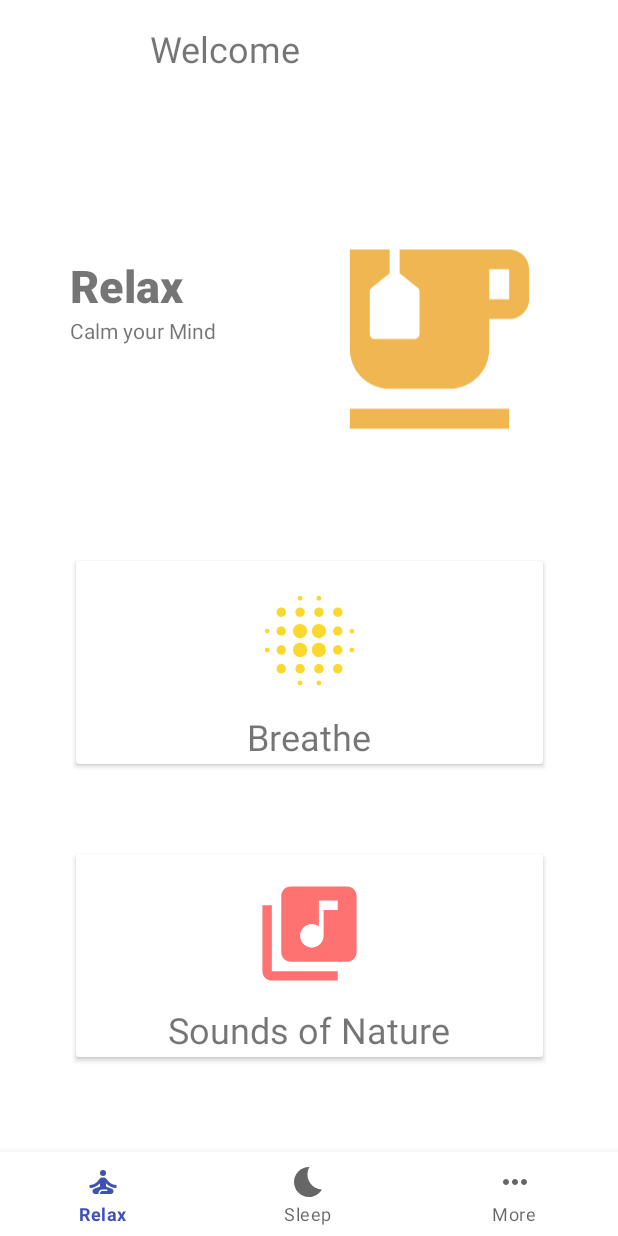
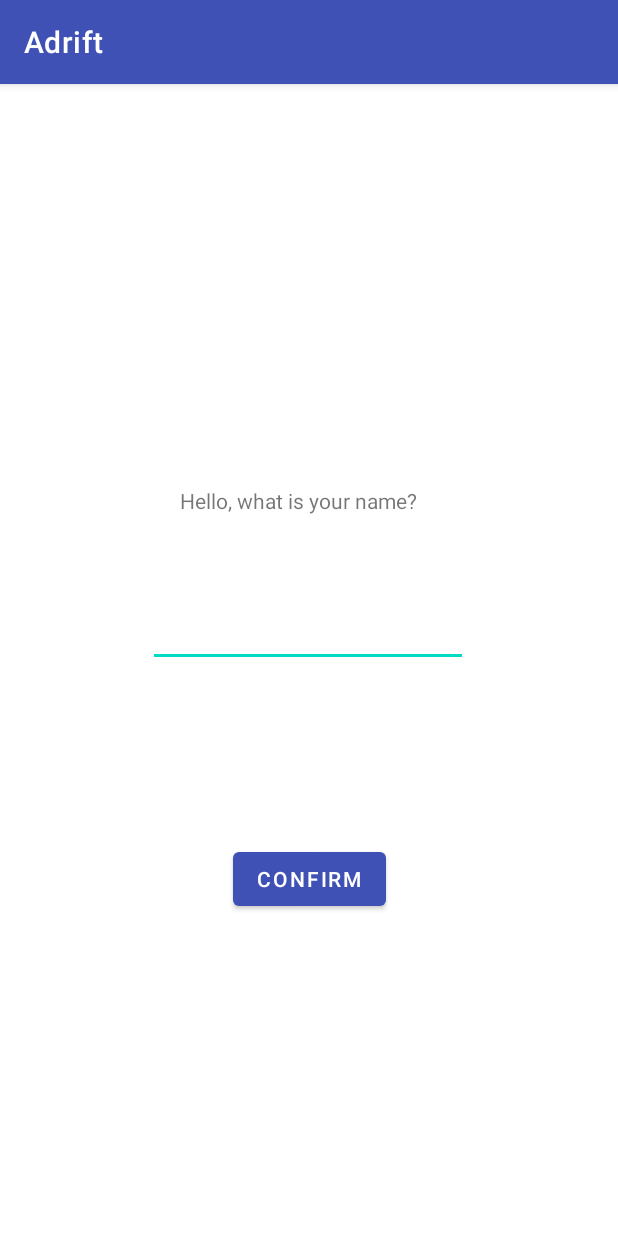
Before and after one commit to hl2703/Adrift, an Android app: the screen it shows after launch (MainActivity before the commit, NameActivity after it), on a phone screen of 412 x 824 dp. Run offline under Robolectric (Android 15) with nearby library versions, the phone set to English and light mode, and no system bars; our stand-ins replace navigation-ui.

Commit message:
edit tips guide and add name activity on first run

```diff
--- a/app/src/main/java/sg/edu/np/adrift/MainActivity.java
+++ b/app/src/main/java/sg/edu/np/adrift/MainActivity.java
@@ -7,9 +7,12 @@ import androidx.navigation.fragment.NavHostFragment;
 import androidx.navigation.ui.AppBarConfiguration;
 import androidx.navigation.ui.NavigationUI;
 
+import android.content.Context;
+import android.content.Intent;
 import android.content.SharedPreferences;
 import android.os.Bundle;
 import android.widget.TextView;
+import android.widget.Toast;
 
 import com.google.android.material.bottomnavigation.BottomNavigationView;
 
@@ -22,9 +25,26 @@ public class MainActivity extends AppCompatActivity {
     SharedPreferences sharedPreferences;
     @Override
     protected void onCreate(Bundle savedInstanceState) {
-
         super.onCreate(savedInstanceState);
         setContentView(R.layout.activity_main);
+
+        Boolean isFirstRun = getSharedPreferences("PREFERENCE", MODE_PRIVATE)
+                .getBoolean("isFirstRun", true);
+
+        if (isFirstRun) {
+            //show start activity
+
+            startActivity(new Intent(MainActivity.this, NameActivity.class));
+            Toast.makeText(MainActivity.this, "First Run", Toast.LENGTH_LONG)
+                    .show();
+        }
+
+
+        getSharedPreferences("PREFERENCE", MODE_PRIVATE).edit()
+                .putBoolean("isFirstRun", false).commit();
+
+
+
 
             ActionBar actionBar = getSupportActionBar();
             actionBar.hide();//hide action bar
@@ -35,13 +55,14 @@ public class MainActivity extends AppCompatActivity {
             NavController navController = navHostFragment.getNavController();
 
             AppBarConfiguration appBarConfiguration =
-                new AppBarConfiguration.Builder(R.id.firstFragment, R.id.secondFragment,R.id.thirdFragment).build();
+                    new AppBarConfiguration.Builder(R.id.firstFragment, R.id.secondFragment, R.id.thirdFragment).build();
 
             NavigationUI.setupWithNavController(bottomNavigationView, navController);
             //get name in shared pref
             sharedPreferences = getSharedPreferences(GLOBAL_PREFS, MODE_PRIVATE);
             String name = sharedPreferences.getString(MY_USERNAME, "");
-        text=findViewById(R.id.nameInput);
+            text = findViewById(R.id.nameInput);
             text.setText(name);//display name
         }
+
 }
--- a/app/src/main/java/sg/edu/np/adrift/firstFragment.java
+++ b/app/src/main/java/sg/edu/np/adrift/firstFragment.java
@@ -1,8 +1,10 @@
 package sg.edu.np.adrift;
 
+import android.content.Context;
 import android.content.Intent;
 import android.content.SharedPreferences;
 import android.os.Bundle;
+import android.preference.PreferenceManager;
 import android.view.LayoutInflater;
 import android.view.MotionEvent;
 import android.view.View;
@@ -18,8 +20,10 @@ import java.util.ArrayList;
 
 public class firstFragment extends Fragment {
 
+    TextView text;
 
-
+    public String GLOBAL_PREFS = "MyPrefs";
+    public String MY_USERNAME = "MyName";
     // the fragment initialization parameters, e.g. ARG_ITEM_NUMBER
     private static final String ARG_PARAM1 = "param1";
     private static final String ARG_PARAM2 = "param2";
@@ -94,7 +98,12 @@ public class firstFragment extends Fragment {
 
         });
 
+
+
+
+
         return rootView;
+
 
 
 
--- a/app/src/main/res/layout/activity_main.xml
+++ b/app/src/main/res/layout/activity_main.xml
@@ -11,8 +11,8 @@
         android:id="@+id/textView14"
         android:layout_width="wrap_content"
         android:layout_height="wrap_content"
-        android:layout_marginStart="100dp"
-        android:layout_marginTop="16dp"
+        android:layout_marginStart="70dp"
+        android:layout_marginTop="5dp"
         android:text="Welcome"
         android:textSize="24sp"
         app:layout_constraintStart_toStartOf="parent"
@@ -22,8 +22,8 @@
         android:id="@+id/nameInput"
         android:layout_width="wrap_content"
         android:layout_height="wrap_content"
-        android:layout_marginStart="212dp"
-        android:layout_marginTop="16dp"
+        android:layout_marginStart="200dp"
+        android:layout_marginTop="5dp"
         android:textSize="24sp"
         app:layout_constraintStart_toStartOf="parent"
         app:layout_constraintTop_toTopOf="parent" />
@@ -47,12 +47,13 @@
         android:name="androidx.navigation.fragment.NavHostFragment"
         android:layout_width="351dp"
         android:layout_height="642dp"
+        android:layout_marginTop="3dp"
         app:defaultNavHost="true"
         app:layout_constraintBottom_toBottomOf="@+id/bottomNavigationView"
         app:layout_constraintEnd_toEndOf="parent"
         app:layout_constraintStart_toStartOf="parent"
         app:layout_constraintTop_toTopOf="parent"
-        app:layout_constraintVertical_bias="0.494"
+        app:layout_constraintVertical_bias="0.602"
         app:navGraph="@navigation/my_nav" />
 
 </androidx.constraintlayout.widget.ConstraintLayout>
--- a/app/src/main/res/layout/fragment_first.xml
+++ b/app/src/main/res/layout/fragment_first.xml
@@ -20,6 +20,7 @@
             android:minHeight="?attr/actionBarSize"
             android:theme="?attr/actionBarTheme"
             app:layout_constraintEnd_toEndOf="parent"
+            app:layout_constraintHorizontal_bias="0.0"
             app:layout_constraintStart_toStartOf="parent"
             app:layout_constraintTop_toTopOf="parent"
             app:navigationIcon="@drawable/menu" />
@@ -151,6 +152,5 @@
         </LinearLayout>
 
 
-
     </androidx.constraintlayout.widget.ConstraintLayout>
 </ScrollView>
```
Also changed, not shown: app/src/main/AndroidManifest.xml (+1 -6 lines), app/src/main/java/sg/edu/np/adrift/TipsActivity.java (+5 -2 lines). Lines whose indentation alone changed are shown as unchanged.
